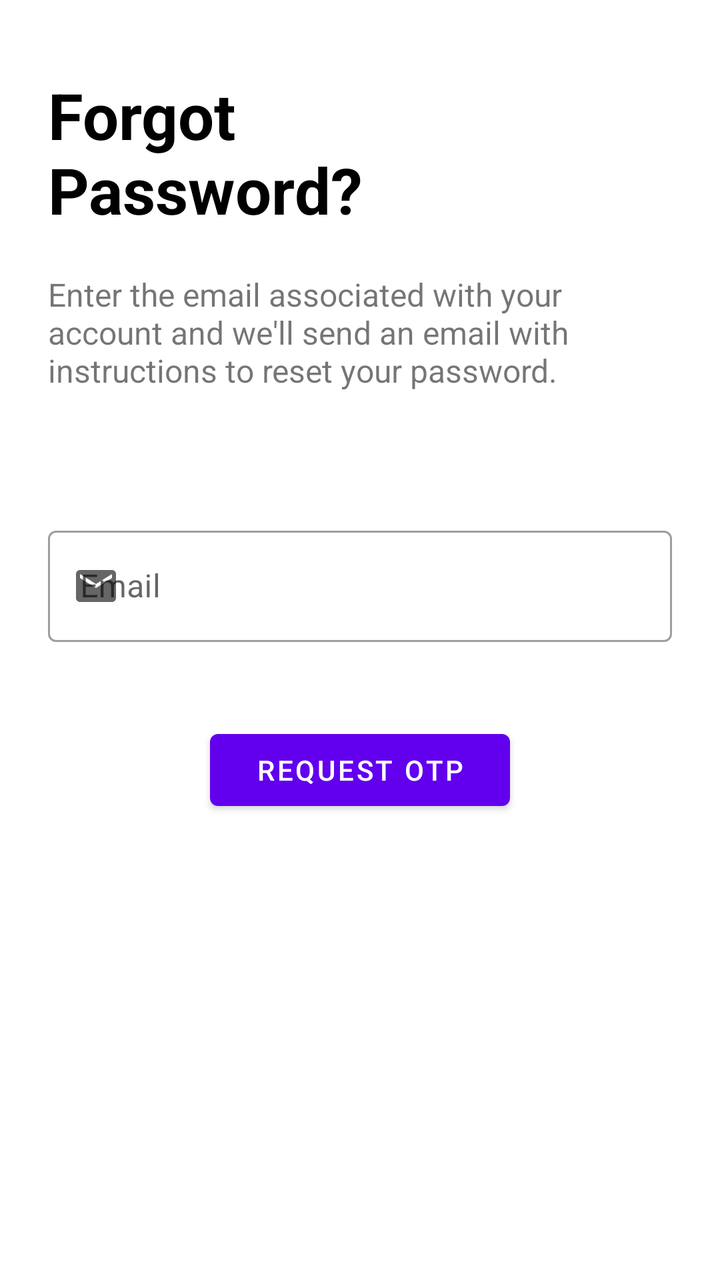
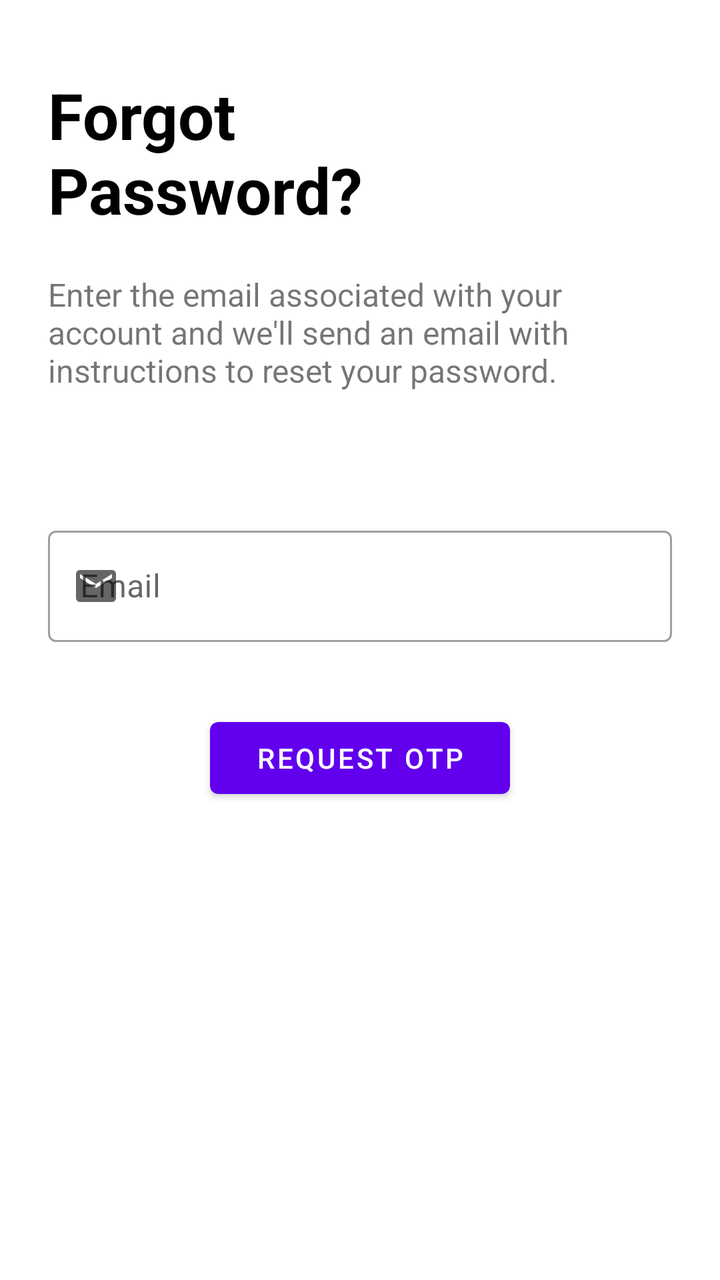

Screens rendered from an Android XML layout before and after an edit, with the pre-edit source and the edit as a unified diff.
<!-- AndroidManifest.xml: application theme Theme.Attendance -->
<!-- res/layout/fragment_forgot_password.xml -->
<?xml version="1.0" encoding="utf-8"?>
<FrameLayout xmlns:android="http://schemas.android.com/apk/res/android"
    xmlns:app="http://schemas.android.com/apk/res-auto"
    xmlns:tools="http://schemas.android.com/tools"
    android:layout_width="match_parent"
    android:layout_height="match_parent"
    tools:context=".ForgotPasswordFragment">

    <androidx.constraintlayout.widget.ConstraintLayout
        android:layout_width="match_parent"
        android:layout_height="match_parent">

        <TextView

            android:layout_marginStart="24dp"
            android:id="@+id/reset_heading"
            android:layout_width="wrap_content"
            android:layout_height="wrap_content"
            android:layout_marginTop="36dp"
            android:text="@string/forgot_npassword"
            android:textColor="@color/blackTextColor"
            android:textSize="32sp"
            android:textStyle="bold"
            app:layout_constraintStart_toStartOf="parent"
            app:layout_constraintTop_toTopOf="parent" />

        <TextView

            android:layout_marginHorizontal="24dp"
            android:id="@+id/reset_message"
            android:layout_width="0dp"
            android:layout_height="wrap_content"
            android:textSize="16sp"
            android:layout_marginTop="20dp"
            android:text="@string/reset_message"
            app:layout_constraintEnd_toEndOf="parent"
            app:layout_constraintStart_toStartOf="parent"
            app:layout_constraintTop_toBottomOf="@id/reset_heading" />

        <com.google.android.material.textfield.TextInputLayout
            android:id="@+id/reset_email"
            android:layout_width="0dp"

            android:layout_marginHorizontal="24dp"
            android:layout_height="wrap_content"
            android:layout_marginTop="64dp"
            android:hint="@string/prompt_email"
            style="@style/Widget.MaterialComponents.TextInputLayout.OutlinedBox"
            app:layout_constraintEnd_toEndOf="parent"
            app:layout_constraintStart_toStartOf="parent"
            app:layout_constraintTop_toBottomOf="@id/reset_message"
            app:startIconDrawable="@drawable/ic_baseline_mail_24">

            <com.google.android.material.textfield.TextInputEditText
                android:id="@+id/reset_email_edit_text"
                android:layout_width="match_parent"
                android:layout_height="wrap_content"
                android:autofillHints="@string/prompt_email"
                android:imeOptions="actionSend"
                android:inputType="textEmailAddress" />

        </com.google.android.material.textfield.TextInputLayout>

        <Button
            android:id="@+id/request_otp_button"
            android:layout_width="150dp"
            android:layout_height="wrap_content"
            android:text="@string/request_otp"
            android:layout_marginTop="40dp"
            app:layout_constraintStart_toStartOf="parent"
            app:layout_constraintEnd_toEndOf="parent"
            app:layout_constraintTop_toBottomOf="@id/reset_email" />

        <ProgressBar
            android:id="@+id/reset_progressBar"
            android:layout_width="wrap_content"
            android:layout_height="wrap_content"
            android:layout_gravity="center"
            android:layout_marginTop="48dp"
            android:layout_marginBottom="64dp"
            android:indeterminate="true"
            android:visibility="gone"
            app:layout_constraintBottom_toBottomOf="parent"
            app:layout_constraintEnd_toEndOf="parent"
            app:layout_constraintStart_toStartOf="parent"
            app:layout_constraintTop_toBottomOf="@id/request_otp_button" />


    </androidx.constraintlayout.widget.ConstraintLayout>

</FrameLayout>
<!-- resources referenced by this layout -->
<resources>
  <color name="blackTextColor">#000</color>
  <!-- drawable ic_baseline_mail_24 (drawable) -->
  <vector android:height="24dp" android:tint="#585858"
      android:viewportHeight="24" android:viewportWidth="24"
      android:width="24dp" xmlns:android="http://schemas.android.com/apk/res/android">
      <path android:fillColor="@android:color/white" android:pathData="M20,4L4,4c-1.1,0 -1.99,0.9 -1.99,2L2,18c0,1.1 0.9,2 2,2h16c1.1,0 2,-0.9 2,-2L22,6c0,-1.1 -0.9,-2 -2,-2zM20,8l-8,5 -8,-5L4,6l8,5 8,-5v2z"/>
  </vector>
  <string name="forgot_npassword">Forgot\nPassword?</string>
  <string name="prompt_email">Email</string>
  <string name="request_otp">Request OTP</string>
  <string name="reset_message">Enter the email associated with your account and we\'ll send an email with instructions to reset your password.</string>
  <style name="Theme.Attendance" parent="Theme.MaterialComponents.Light.DarkActionBar">
          
          <item name="colorPrimary">@color/purple_500</item>
          <item name="colorPrimaryVariant">@color/purple_700</item>
          <item name="colorOnPrimary">@color/white</item>
          
          <item name="colorSecondary">@color/teal_200</item>
          <item name="colorSecondaryVariant">@color/teal_700</item>
          <item name="colorOnSecondary">@color/black</item>
          
          <item name="android:statusBarColor">?attr/colorPrimaryVariant</item>
          
      </style>
  <color name="purple_500">#FF6200EE</color>
  <color name="purple_700">#FF3700B3</color>
  <color name="white">#FFFFFFFF</color>
  <color name="teal_200">#FF03DAC5</color>
  <color name="teal_700">#FF018786</color>
  <color name="black">#FF000000</color>
</resources>

<!-- the commit's change to res/layout/fragment_forgot_password.xml (unified diff, before → after) -->
@@ -12,10 +12,10 @@
 
         <TextView
 
-            android:layout_marginStart="24dp"
             android:id="@+id/reset_heading"
             android:layout_width="wrap_content"
             android:layout_height="wrap_content"
+            android:layout_marginStart="24dp"
             android:layout_marginTop="36dp"
             android:text="@string/forgot_npassword"
             android:textColor="@color/blackTextColor"
@@ -26,26 +26,26 @@
 
         <TextView
 
-            android:layout_marginHorizontal="24dp"
             android:id="@+id/reset_message"
             android:layout_width="0dp"
             android:layout_height="wrap_content"
-            android:textSize="16sp"
+            android:layout_marginHorizontal="24dp"
             android:layout_marginTop="20dp"
             android:text="@string/reset_message"
+            android:textSize="16sp"
             app:layout_constraintEnd_toEndOf="parent"
             app:layout_constraintStart_toStartOf="parent"
             app:layout_constraintTop_toBottomOf="@id/reset_heading" />
 
         <com.google.android.material.textfield.TextInputLayout
             android:id="@+id/reset_email"
+            style="@style/Widget.MaterialComponents.TextInputLayout.OutlinedBox"
+
             android:layout_width="0dp"
-
+            android:layout_height="wrap_content"
             android:layout_marginHorizontal="24dp"
-            android:layout_height="wrap_content"
             android:layout_marginTop="64dp"
             android:hint="@string/prompt_email"
-            style="@style/Widget.MaterialComponents.TextInputLayout.OutlinedBox"
             app:layout_constraintEnd_toEndOf="parent"
             app:layout_constraintStart_toStartOf="parent"
             app:layout_constraintTop_toBottomOf="@id/reset_message"
@@ -61,29 +61,43 @@
 
         </com.google.android.material.textfield.TextInputLayout>
 
-        <Button
-            android:id="@+id/request_otp_button"
+        <androidx.cardview.widget.CardView
             android:layout_width="150dp"
-            android:layout_height="wrap_content"
-            android:text="@string/request_otp"
+            android:layout_height="36dp"
             android:layout_marginTop="40dp"
-            app:layout_constraintStart_toStartOf="parent"
-            app:layout_constraintEnd_toEndOf="parent"
-            app:layout_constraintTop_toBottomOf="@id/reset_email" />
-
-        <ProgressBar
-            android:id="@+id/reset_progressBar"
-            android:layout_width="wrap_content"
-            android:layout_height="wrap_content"
-            android:layout_gravity="center"
-            android:layout_marginTop="48dp"
-            android:layout_marginBottom="64dp"
-            android:indeterminate="true"
-            android:visibility="gone"
-            app:layout_constraintBottom_toBottomOf="parent"
+            android:elevation="8dp"
+            app:cardBackgroundColor="@color/purple_500"
+            app:cardCornerRadius="4sp"
             app:layout_constraintEnd_toEndOf="parent"
             app:layout_constraintStart_toStartOf="parent"
-            app:layout_constraintTop_toBottomOf="@id/request_otp_button" />
+            app:layout_constraintTop_toBottomOf="@id/reset_email"
+            app:layout_constraintVertical_bias="0.2">
+
+            <RelativeLayout
+                style="@style/Widget.MaterialComponents.Button"
+                android:layout_width="match_parent"
+                android:layout_height="match_parent">
+
+                <TextView
+                    android:id="@+id/request_otp_button"
+                    android:layout_width="match_parent"
+                    android:layout_height="match_parent"
+                    android:gravity="center"
+                    android:text="@string/request_otp"
+                    android:textAppearance="@style/TextAppearance.MaterialComponents.Button"
+                    android:textColor="@color/white" />
+
+                <ProgressBar
+                    android:id="@+id/reset_progressBar"
+                    android:layout_width="match_parent"
+                    android:layout_height="match_parent"
+                    android:indeterminate="true"
+                    android:indeterminateTint="#FF9800"
+                    android:paddingHorizontal="2dp"
+                    android:paddingVertical="2dp"
+                    android:visibility="gone" />
+            </RelativeLayout>
+        </androidx.cardview.widget.CardView>
 
 
     </androidx.constraintlayout.widget.ConstraintLayout>
